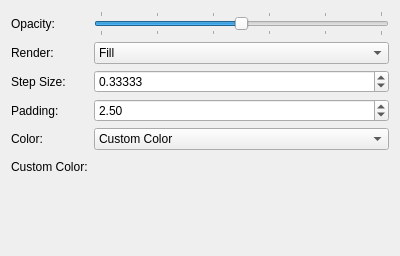
This is libavogadro/src/engines/surfacesettingswidget.ui in cryos/avogadro as Qt 5 draws it before an edit. The edited form follows.
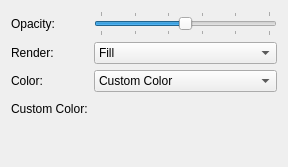
This is the edited form. Custom widgets are drawn as their Qt base class.

Commit message: Removed the set step size and associated functions.

What changed in the file:
```diff
--- a/libavogadro/src/engines/surfacesettingswidget.ui
+++ b/libavogadro/src/engines/surfacesettingswidget.ui
@@ -5,8 +5,8 @@
    <rect>
     <x>0</x>
     <y>0</y>
-    <width>400</width>
-    <height>256</height>
+    <width>288</width>
+    <height>167</height>
    </rect>
   </property>
   <layout class="QGridLayout" >
@@ -78,59 +78,13 @@
     </widget>
    </item>
    <item row="2" column="0" >
-    <widget class="QLabel" name="stepSizeLabel" >
-     <property name="text" >
-      <string>Step Size:</string>
-     </property>
-    </widget>
-   </item>
-   <item row="2" column="1" >
-    <widget class="QDoubleSpinBox" name="stepSizeSpin" >
-     <property name="decimals" >
-      <number>5</number>
-     </property>
-     <property name="minimum" >
-      <double>0.100000000000000</double>
-     </property>
-     <property name="maximum" >
-      <double>1.000000000000000</double>
-     </property>
-     <property name="singleStep" >
-      <double>0.100000000000000</double>
-     </property>
-     <property name="value" >
-      <double>0.333330000000000</double>
-     </property>
-    </widget>
-   </item>
-   <item row="3" column="0" >
-    <widget class="QLabel" name="paddingLabel" >
-     <property name="text" >
-      <string>Padding:</string>
-     </property>
-    </widget>
-   </item>
-   <item row="3" column="1" >
-    <widget class="QDoubleSpinBox" name="paddingSpin" >
-     <property name="maximum" >
-      <double>5.000000000000000</double>
-     </property>
-     <property name="singleStep" >
-      <double>0.100000000000000</double>
-     </property>
-     <property name="value" >
-      <double>2.500000000000000</double>
-     </property>
-    </widget>
-   </item>
-   <item row="4" column="0" >
     <widget class="QLabel" name="colorLabel" >
      <property name="text" >
       <string>Color:</string>
      </property>
     </widget>
    </item>
-   <item row="4" column="1" >
+   <item row="2" column="1" >
     <widget class="QComboBox" name="colorCombo" >
      <item>
       <property name="text" >
@@ -144,27 +98,14 @@
      </item>
     </widget>
    </item>
-   <item row="6" column="1" >
-    <spacer>
-     <property name="orientation" >
-      <enum>Qt::Vertical</enum>
-     </property>
-     <property name="sizeHint" >
-      <size>
-       <width>20</width>
-       <height>40</height>
-      </size>
-     </property>
-    </spacer>
-   </item>
-   <item row="5" column="0" >
+   <item row="3" column="0" >
     <widget class="QLabel" name="label" >
      <property name="text" >
       <string>Custom Color:</string>
      </property>
     </widget>
    </item>
-   <item row="5" column="1" >
+   <item row="3" column="1" >
     <layout class="QHBoxLayout" >
      <item>
       <widget class="ColorButton" native="1" name="customColorButton" >
@@ -191,6 +132,19 @@
      </item>
     </layout>
    </item>
+   <item row="4" column="1" >
+    <spacer>
+     <property name="orientation" >
+      <enum>Qt::Vertical</enum>
+     </property>
+     <property name="sizeHint" >
+      <size>
+       <width>20</width>
+       <height>40</height>
+      </size>
+     </property>
+    </spacer>
+   </item>
   </layout>
  </widget>
  <customwidgets>
```
The commit also changes 2 other files.
